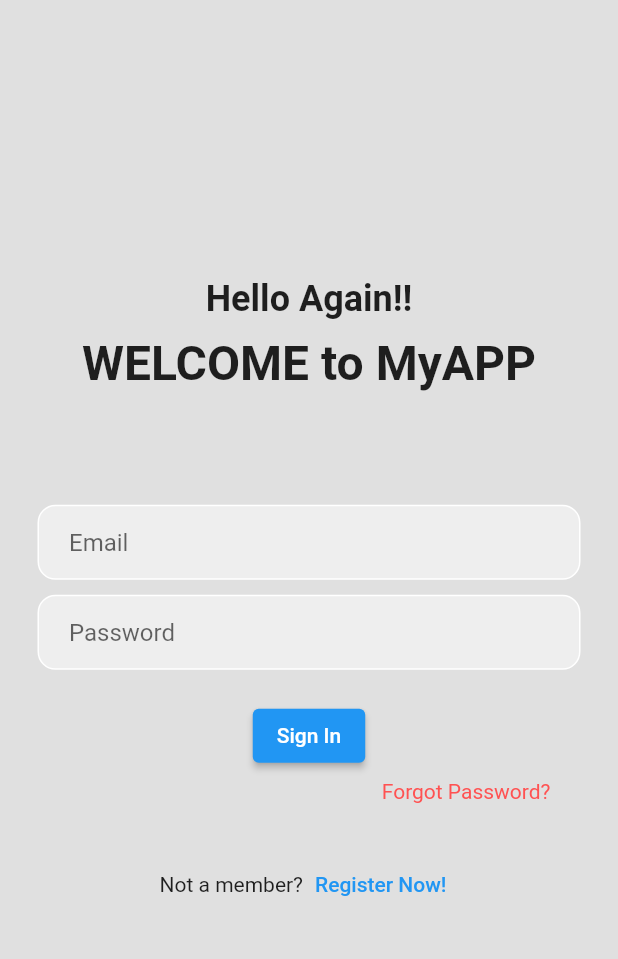
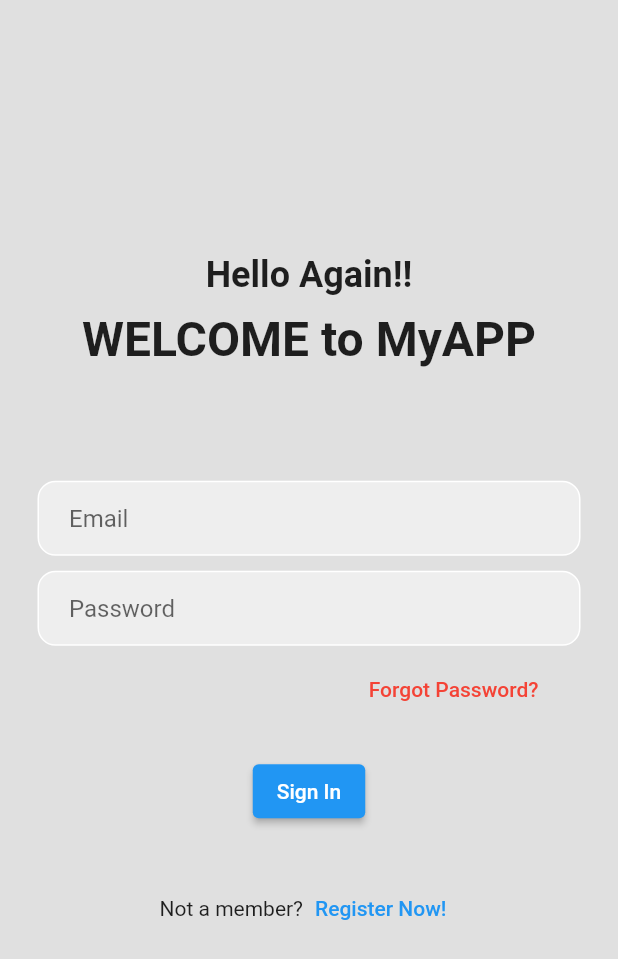
Before and after one commit to NarayanSam/Flutter_Login, a Flutter app: the screen it shows after launch, on a phone screen of 412 x 824 dp. Shown: the top 959 px of the screen. Run offline on Flutter 3.47's test engine with Material 2 defaults, Android fonts, the phone set to English and light mode, and no system bars.

Commit message:
Forgot Password

```diff
--- a/lib/loginPage.dart
+++ b/lib/loginPage.dart
@@ -2,6 +2,7 @@ import 'dart:ui';
 import 'NewUser.dart';
 import 'package:flutter/material.dart';
 import 'blank.dart';
+import 'forgotPass.dart';
 
 class LoginPage extends StatefulWidget {
   const LoginPage({Key? key}) : super(key: key);
@@ -88,6 +89,31 @@ class _LoginPageState extends State<LoginPage> {
                 ),
               ),
             ),
+
+            //forgot password?
+            SizedBox(
+              height: 5,
+            ),
+            Padding(
+              padding: const EdgeInsets.only(right: 45),
+              child: Row(
+                mainAxisAlignment: MainAxisAlignment.end,
+                children: [
+                  TextButton(
+                    child: Text("Forgot Password?"),
+                    style: TextButton.styleFrom(
+                      foregroundColor: Colors.red,
+                    ),
+                    onPressed: () {
+                      Navigator.push(
+                        context,
+                        MaterialPageRoute(builder: (context) => ForgotPass()),
+                      );
+                    },
+                  ),
+                ],
+              ),
+            ),
             //sign in button
             SizedBox(
               height: 20,
@@ -104,24 +130,6 @@ class _LoginPageState extends State<LoginPage> {
                   MaterialPageRoute(builder: (context) => BlankPage()),
                 );
               },
-            ),
-            //forgot password?
-            SizedBox(
-              height: 5,
-            ),
-            Padding(
-              padding: const EdgeInsets.only(right: 45),
-              child: Row(
-                mainAxisAlignment: MainAxisAlignment.end,
-                children: [
-                  Text(
-                    'Forgot Password?',
-                    style: TextStyle(
-                      color: Colors.redAccent,
-                    ),
-                  )
-                ],
-              ),
             ),
             //not a member? register now
             SizedBox(
```
Also changed, not shown: lib/forgotPass.dart (added, +120 -0 lines).
